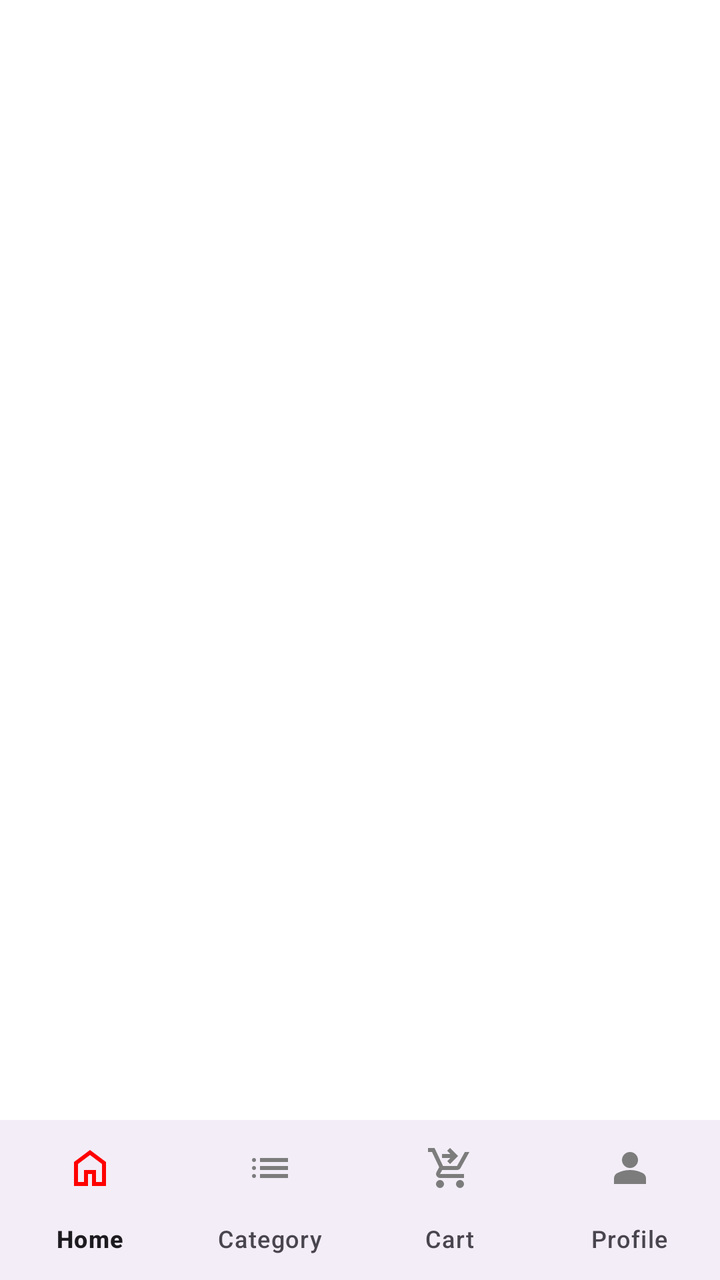
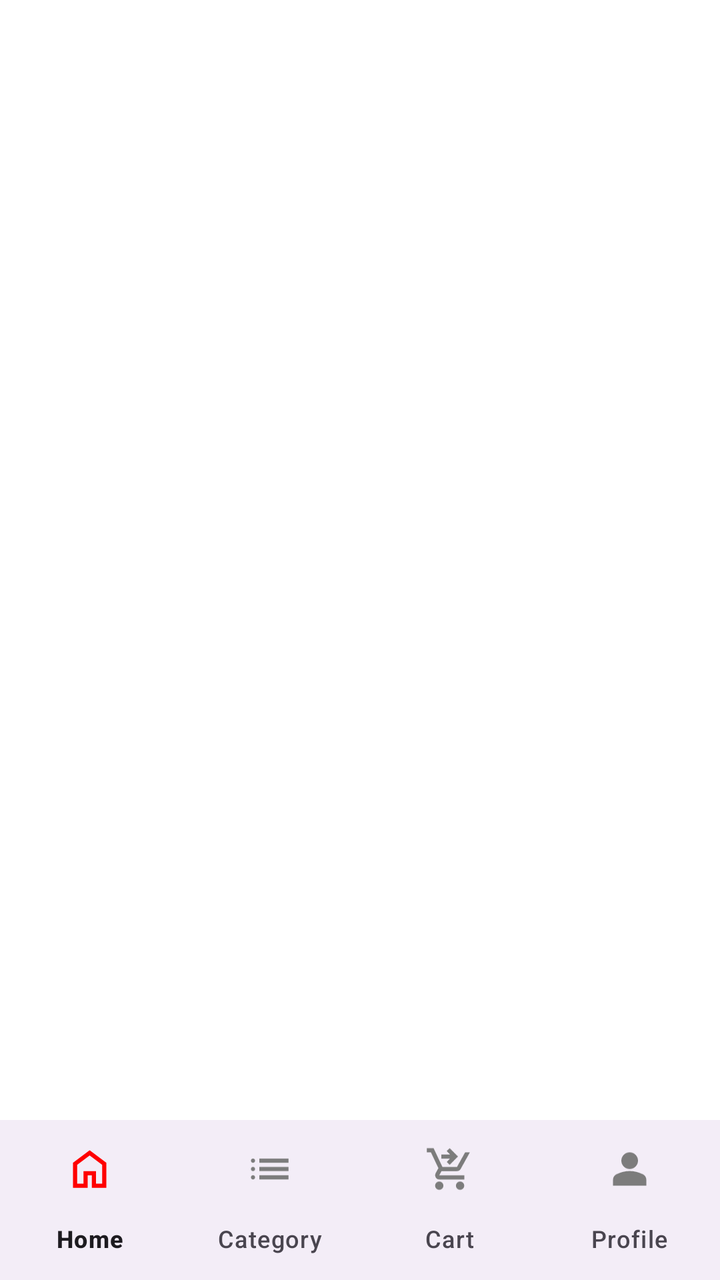

Before-and-after screenshots of an Android layout around one commit, followed by the original layout XML and the change that was made.
<!-- AndroidManifest.xml: application theme Theme.EShop -->
<!-- res/layout/activity_main.xml -->
<?xml version="1.0" encoding="utf-8"?>
<androidx.drawerlayout.widget.DrawerLayout xmlns:android="http://schemas.android.com/apk/res/android"
    xmlns:app="http://schemas.android.com/apk/res-auto"
    xmlns:tools="http://schemas.android.com/tools"
    android:id="@+id/drawerLayout"
    android:layout_width="match_parent"
    android:layout_height="match_parent"
    tools:context=".activity.MainActivity">


    <LinearLayout
        android:layout_width="match_parent"
        android:layout_height="match_parent"
        android:background="#009688"
        android:orientation="vertical">

        <androidx.fragment.app.FragmentContainerView
            android:layout_width="match_parent"
            android:background="#FFFFFF"
            android:layout_height="0dp"
            android:layout_weight="1"/>


        <com.google.android.material.bottomnavigation.BottomNavigationView
            android:layout_width="match_parent"
            android:layout_height="wrap_content"
            app:menu="@menu/bottom_nav_menu"
            app:itemIconTint="@color/nav_item_colors"
            app:labelVisibilityMode="labeled"
            />

    </LinearLayout>

    <com.google.android.material.navigation.NavigationView
        android:layout_width="match_parent"
        android:layout_height="match_parent"
        android:layout_gravity="start"
        app:headerLayout="@layout/side_nav_header"
        app:menu="@menu/side_nav_menu"
        app:itemIconTint="@color/nav_item_colors"
        app:itemIconSize="25dp"
        />



</androidx.drawerlayout.widget.DrawerLayout>
<!-- res/layout/side_nav_header.xml (included above) -->
<?xml version="1.0" encoding="utf-8"?>
<FrameLayout xmlns:android="http://schemas.android.com/apk/res/android"
    xmlns:tools="http://schemas.android.com/tools"
    android:layout_width="match_parent"
    android:layout_height="match_parent">

    <ImageView
        android:layout_width="100dp"
        android:layout_height="100dp"
        android:layout_gravity="bottom"
        android:layout_margin="20dp"
        tools:srcCompact="@tools:sample/avatars"/>

    <TextView
        android:layout_width="wrap_content"
        android:layout_height="wrap_content"
        android:text="Kalhara"
        android:layout_gravity="center_vertical"
        android:layout_marginStart="125dp"/>

    <TextView
        android:layout_width="wrap_content"
        android:layout_height="wrap_content"
        android:layout_gravity="center_vertical"
        android:layout_marginStart="125dp"
        android:layout_marginTop="20dp"
        android:text="kalharaweragoda@gmail.com"/>

</FrameLayout>
<!-- resources referenced by this layout -->
<resources>
  <style name="Theme.EShop" parent="Theme.Material3.DayNight.NoActionBar">
          
          <item name="colorPrimary">@color/purple_500</item>
          <item name="colorPrimaryVariant">@color/purple_700</item>
          <item name="colorOnPrimary">@color/white</item>
          
          <item name="colorSecondary">@color/teal_200</item>
          <item name="colorSecondaryVariant">@color/teal_700</item>
          <item name="colorOnSecondary">@color/black</item>
          
          <item name="android:statusBarColor">?attr/colorPrimaryVariant</item>
          
  
          
          
  
      </style>
  <color name="purple_500">#FF6200EE</color>
  <color name="purple_700">#FF3700B3</color>
  <color name="white">#FFFFFFFF</color>
  <color name="teal_200">#FF03DAC5</color>
  <color name="teal_700">#FF018786</color>
  <color name="black">#FF000000</color>
</resources>

<!-- the commit's change to res/layout/activity_main.xml (unified diff, before → after) -->
@@ -18,16 +18,15 @@
             android:layout_width="match_parent"
             android:background="#FFFFFF"
             android:layout_height="0dp"
-            android:layout_weight="1"/>
-
+            android:layout_weight="1" />
 
         <com.google.android.material.bottomnavigation.BottomNavigationView
             android:layout_width="match_parent"
             android:layout_height="wrap_content"
-            app:menu="@menu/bottom_nav_menu"
             app:itemIconTint="@color/nav_item_colors"
             app:labelVisibilityMode="labeled"
-            />
+            app:menu="@menu/bottom_nav_menu"
+            app:itemIconSize="25dp"/>
 
     </LinearLayout>
 
